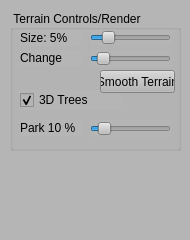
Above: FBCDesigner/ControlWidget.ui from gnishida/FBCDesigner before the change. Below: the same form after it.
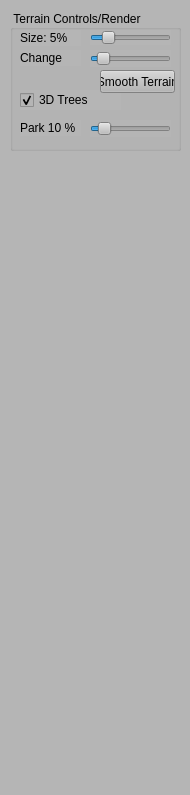
That is the form after the change.

The edit to the form file:
```diff
--- a/FBCDesigner/ControlWidget.ui
+++ b/FBCDesigner/ControlWidget.ui
@@ -7,7 +7,7 @@
     <x>0</x>
     <y>0</y>
     <width>190</width>
-    <height>240</height>
+    <height>795</height>
    </rect>
   </property>
   <property name="minimumSize">
```
